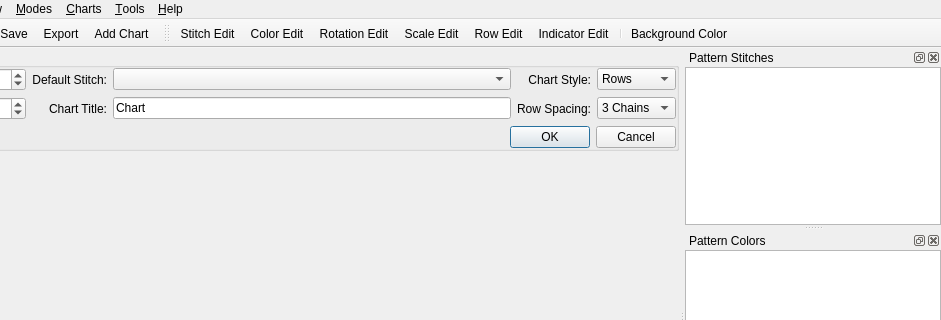
Qt form src/mainwindow.ui (iPenguin/CrochetCharts) before a commit; both pictures show x 104 to 1045 and y 0 to 320 of the 1045 by 592 pixel window.
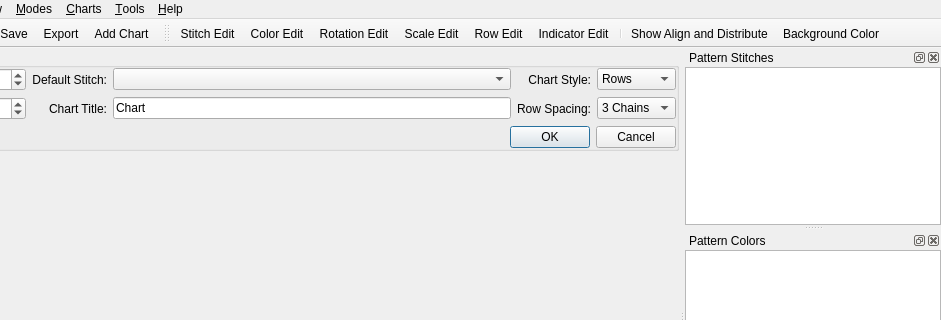
The same form after that commit. Icons and pictures are not drawn.

Commit message: Add align/dist tools icon. fixed misnamed qactions.

Patch:
```diff
--- a/src/mainwindow.ui
+++ b/src/mainwindow.ui
@@ -577,6 +577,7 @@
    <addaction name="actionCreateRows"/>
    <addaction name="actionIndicatorMode"/>
    <addaction name="separator"/>
+   <addaction name="actionShowAlignDock"/>
    <addaction name="actionColorSelectorBg"/>
   </widget>
   <action name="actionNew">
```
Left out of the diff: 12 changed lines with no effect on the pictures. The commit also changes 2 other files.
